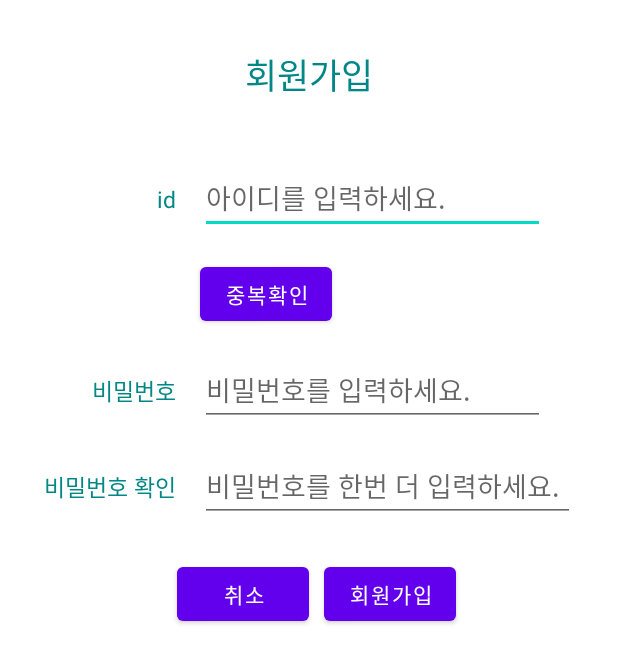
After one commit to eminentecero/Greening, an Android app: the SignupActivity screen opened directly, with no data from a screen before it, on a phone screen of 412 x 824 dp. The commit adds this screen. Shown: the top 663 px of the screen. Run offline under Robolectric (Android 15) with nearby library versions, the light colour scheme and no system bars.

Commit message:
유림님 회원가입이랑 합친거

```diff
--- /dev/null
+++ b/app/src/main/java/com/example/greening/SignupActivity.kt
@@ -0,0 +1,122 @@
+package com.example.greening
+
+import android.content.Intent
+import android.database.Cursor
+import android.database.sqlite.SQLiteDatabase
+import androidx.appcompat.app.AppCompatActivity
+import android.os.Bundle
+import android.widget.Button
+import android.widget.EditText
+import android.widget.Toast
+import com.example.greening.MainActivity
+import com.example.greening.R
+
+class SignupActivity : AppCompatActivity() {
+
+    // 변수 선언
+    lateinit var idEdit: EditText
+    lateinit var button_idCheck: Button
+    lateinit var passwordEdit: EditText
+    lateinit var passwordOkEdit: EditText
+    lateinit var button_join_cancel: Button
+    lateinit var button_join_ok: Button
+
+    internal lateinit var db:DBHelper
+
+    override fun onCreate(savedInstanceState: Bundle?) {
+        super.onCreate(savedInstanceState)
+        setContentView(R.layout.activity_signup)
+
+        // 아이디와 변수 연결
+        idEdit = findViewById(R.id.idEdit)
+        button_idCheck = findViewById(R.id.button_idCheck)
+        passwordEdit = findViewById(R.id.passwordEdit)
+        passwordOkEdit = findViewById(R.id.passwordOkEdit)
+        button_join_cancel = findViewById(R.id.button_join_cancel)
+        button_join_ok = findViewById(R.id.button_join_ok)
+
+        db = DBHelper(this)
+
+        // 회원가입 버튼 실행
+        button_join_ok.setOnClickListener {
+
+            // 변수에 입력값 담음
+            //비밀번호 동일한지 확인하기
+            val passwordOk= passwordOkEdit.text.toString()
+            val password= passwordEdit.text.toString()
+
+            if (idEdit.text.toString().equals("") || passwordEdit.text.toString().equals("") || passwordOkEdit.text.toString().equals("")) {
+                //"아이디와 비밀번호를 모두 입력해주세요."라는 토스트 메시지를 띄우기
+                Toast.makeText(applicationContext, "아이디와 비밀번호를 모두 입력해주세요.", Toast.LENGTH_LONG)
+                    .show()
+            } else
+            // 비밀번호 입력과 비밀번호 확인이 일치하면
+                //수영 : String끼리는 equals로 동일한 지 확인해야해요
+                if (password.equals(passwordOk)) {
+                    var person1 = Person(idEdit.text.toString(), passwordEdit.text.toString())
+                    db.addPerson(person1)
+
+                    // 2) 회원가입이 완료되었다는 토스트 띄우기
+                    Toast.makeText(
+                        applicationContext,
+                        "회원가입이 완료되었습니다. 로그인을 해주세요!",
+                        Toast.LENGTH_LONG
+                    ).show()
+
+                    //3) 로그인 화면으로 이동하기
+                    val intent = Intent(this, MainActivity::class.java)
+                    startActivity(intent)
+
+                } else {
+                    Toast.makeText(applicationContext, "비밀번호가 일치하지 않습니다.", Toast.LENGTH_SHORT)
+                        .show()
+                }
+
+        }
+
+        //아이디 중복 확인하기
+        button_idCheck.setOnClickListener {
+
+            /*
+            디비 연결 실패의 현장...
+
+            sqlDB = openOrCreateDatabase("sqlDataBase", MODE_PRIVATE,null)
+            var dbCursor : Cursor = sqlDB.rawQuery("SELECT * FROM ID", null)
+
+            val idList = Array<String>()
+            val passwordList = Array<String>()
+
+            if(dbCursor != null){
+                if(dbCursor.moveToFirst()){
+                    do{
+                        idList.add(dbCursor.getString(dbCursor.getColumnIndex("idList")))
+                        passwordList.add(dbCursor.getString(dbCursor.getColumnIndex("passwordList")))
+                    } while(dbCursor.moveToNext())
+                }
+                dbCursor.close()
+            }*/
+
+
+            //공백 확인
+            if(!(idEdit.text.toString().equals(""))) {
+                var strId : String
+                strId = db.checkID(idEdit.text.toString())
+
+                if (!(idEdit.text.toString().equals(strId))) {
+                    Toast.makeText(applicationContext, "입력하신 id는 사용이 가능합니다.", Toast.LENGTH_LONG)
+                        .show()
+                } else {
+                    Toast.makeText(applicationContext, "다른 id를 입력해주세요.", Toast.LENGTH_LONG).show()
+                    idEdit.setText("")
+                }
+            }
+
+        }
+
+        button_join_cancel.setOnClickListener {
+            // 인텐트 값으로 화면 전환
+            var intent = Intent(this, MainActivity::class.java)
+            startActivity(intent)
+        }
+    }
+}
--- /dev/null
+++ b/app/src/main/res/layout/activity_signup.xml
@@ -0,0 +1,133 @@
+<?xml version="1.0" encoding="utf-8"?>
+<LinearLayout xmlns:android="http://schemas.android.com/apk/res/android"
+    xmlns:app="http://schemas.android.com/apk/res-auto"
+    xmlns:tools="http://schemas.android.com/tools"
+    android:layout_width="match_parent"
+    android:layout_height="match_parent"
+    android:orientation="vertical"
+    tools:context=".MainActivity" >
+
+    <!-- 회원가입 텍스트 뷰 -->
+    <LinearLayout
+        android:layout_width="match_parent"
+        android:layout_height="100dp"
+        android:gravity="center">
+        <TextView
+            android:layout_width="wrap_content"
+            android:layout_height="wrap_content"
+            android:text="회원가입"
+            android:textSize="23dp"
+            android:textColor="@color/teal_700" />
+    </LinearLayout>
+
+
+    <!-- 아이디 입력 부분 -->
+    <LinearLayout
+        android:padding="8dp"
+        android:layout_width="match_parent"
+        android:layout_height="wrap_content" >
+
+        <TextView
+            android:text="id    "
+            android:gravity="right"
+            android:layout_width="125dp"
+            android:layout_height="wrap_content"
+            android:textSize="15dp"
+            android:textColor="@color/teal_700"/>
+
+        <EditText
+            android:id="@+id/idEdit"
+            android:layout_width="230dp"
+            android:layout_height="wrap_content"
+            android:hint="아이디를 입력하세요." />
+
+
+    </LinearLayout>
+
+    <!-- 중복확인 버튼 부분 -->
+    <LinearLayout
+        android:padding="8dp"
+        android:layout_width="match_parent"
+        android:layout_height="wrap_content" >
+
+        <TextView
+            android:text="      "
+            android:gravity="right"
+            android:layout_width="125dp"
+            android:layout_height="wrap_content"
+            android:textSize="15dp"
+            android:textColor="@color/teal_700"/>
+
+        <Button
+            android:id="@+id/button_idCheck"
+            android:layout_width="wrap_content"
+            android:layout_height="wrap_content"
+            android:text="중복확인" />
+
+
+    </LinearLayout>
+
+    <!-- 비밀번호 입력 부분 -->
+    <LinearLayout
+        android:padding="8dp"
+        android:layout_width="match_parent"
+        android:layout_height="wrap_content" >
+
+        <TextView
+            android:text="비밀번호    "
+            android:gravity="right"
+            android:layout_width="125dp"
+            android:layout_height="wrap_content"
+            android:textSize="15dp"
+            android:textColor="@color/teal_700"/>
+
+        <EditText
+            android:id="@+id/passwordEdit"
+            android:layout_width="230dp"
+            android:layout_height="wrap_content"
+            android:hint="비밀번호를 입력하세요." />
+    </LinearLayout>
+
+    <!-- 비밀번호 확인 입력 부분 -->
+    <LinearLayout
+        android:padding="8dp"
+        android:layout_width="match_parent"
+        android:layout_height="wrap_content" >
+
+        <TextView
+            android:text="비밀번호 확인    "
+            android:gravity="right"
+            android:layout_width="125dp"
+            android:layout_height="wrap_content"
+            android:textSize="15dp"
+            android:textColor="@color/teal_700"/>
+
+        <EditText
+            android:id="@+id/passwordOkEdit"
+            android:layout_width="250dp"
+            android:layout_height="wrap_content"
+            android:hint="비밀번호를 한번 더 입력하세요." />
+    </LinearLayout>
+
+    <LinearLayout
+        android:padding="16dp"
+        android:gravity="center_horizontal"
+        android:layout_width="match_parent"
+        android:layout_height="wrap_content">
+
+        <Button
+            android:id="@+id/button_join_cancel"
+            android:layout_marginLeft="10dp"
+            android:text="취소"
+            android:layout_width="wrap_content"
+            android:layout_height="wrap_content" />
+
+        <Button
+            android:id="@+id/button_join_ok"
+            android:layout_marginLeft="10dp"
+            android:text="회원가입"
+            android:layout_width="wrap_content"
+            android:layout_height="wrap_content"/>
+    </LinearLayout>
+
+</LinearLayout>
```
Also changed, not shown: app/src/main/AndroidManifest.xml (+7 -0 lines), app/src/main/java/com/example/greening/DBHelper.kt (+19 -4 lines), app/src/main/java/com/example/greening/HomeActivity.kt (+68 -13 lines), app/src/main/java/com/example/greening/MainActivity.kt (+9 -19 lines), app/src/main/res/layout/main_home.xml (+50 -35 lines).
